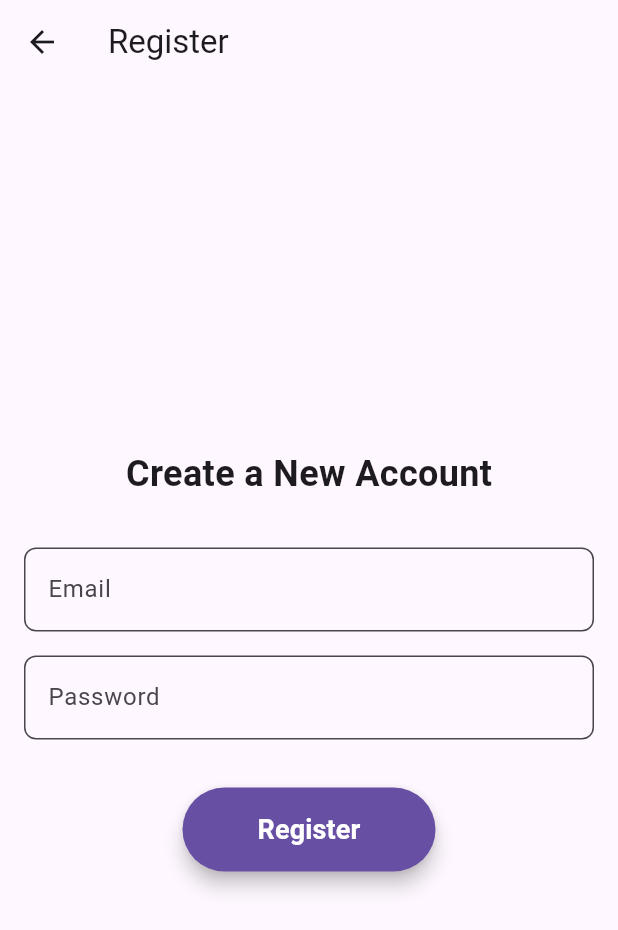
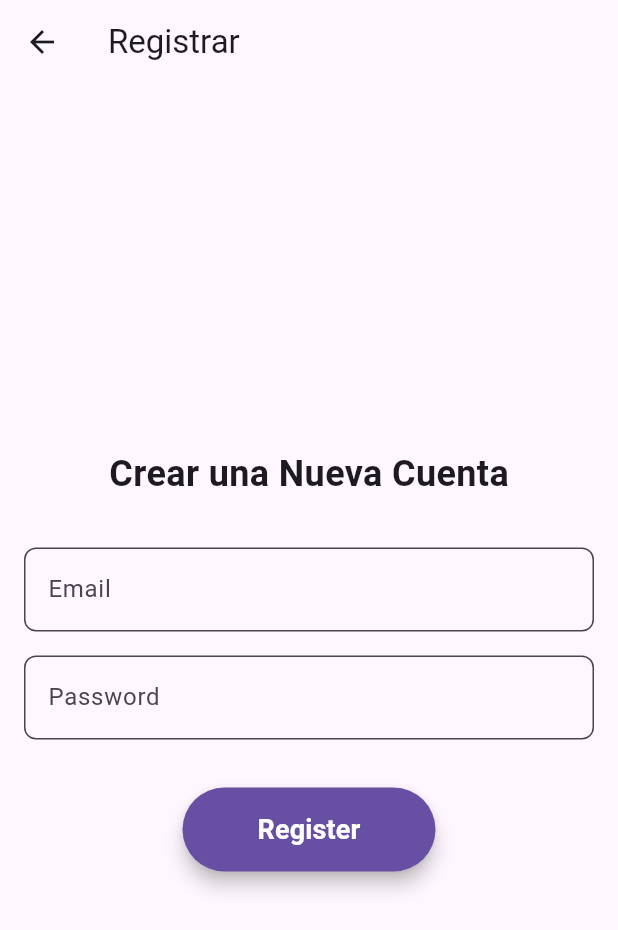
Before and after one commit to GaboDev98/FinTrack, a Flutter app: the screen it shows after launch, after a tap on "Register", on a phone screen of 412 x 824 dp. Shown: the top 930 px of the screen. Run offline on Flutter 3.47's test engine with Material 3 defaults, Android fonts, the phone set to English and light mode, and no system bars; our stand-ins replace firebase_auth, firebase_core, firebase_database, go_router; accounts and stored records are empty; generated files the repository leaves out were written again.

Commit message:
Add translations and make adjustments to styles

```diff
--- a/lib/l10n/ap_es.arb
+++ b/lib/l10n/ap_es.arb
@@ -25,5 +25,7 @@
   "register": "Registrarse",
   "create_account": "Crear una nueva cuenta",
   "add_entry_button": "Guardar",
-  "transaction_details": "Detalle de la transacción"
+  "transaction_details": "Detalle de la transacción",
+  "register_form": "Register",
+  "create_account": "Create a New Account"
 }
--- a/lib/l10n/app_en.arb
+++ b/lib/l10n/app_en.arb
@@ -25,5 +25,7 @@
   "register": "Register",
   "create_account": "Create a New Account",
   "add_entry_button": "Save",
-  "transaction_details": "Detalle de la transacción"
+  "transaction_details": "Detalle de la transacción",
+  "register_form": "Registrar",
+  "create_account": "Crear una Nueva Cuenta"
 }
--- a/lib/login_screen.dart
+++ b/lib/login_screen.dart
@@ -1,7 +1,6 @@
 import 'auth_service.dart';
-import 'dashboard_screen.dart';
-import 'registration_screen.dart';
 import 'package:flutter/material.dart';
+import 'package:go_router/go_router.dart';
 import 'package:firebase_auth/firebase_auth.dart';
 import 'package:flutter_gen/gen_l10n/app_localizations.dart';
 
@@ -64,11 +63,7 @@ class LoginScreen extends StatelessWidget {
                     User? user = await _authService.signInWithEmailAndPassword(
                         email, password);
                     if (user != null) {
-                      Navigator.push(
-                        context,
-                        MaterialPageRoute(
-                            builder: (context) => DashboardScreen()),
-                      );
+                      context.go('/dashboard');
                     }
                   } catch (e) {
                     // Show error message
@@ -97,11 +92,7 @@ class LoginScreen extends StatelessWidget {
               SizedBox(height: 16.0),
               TextButton(
                 onPressed: () {
-                  Navigator.push(
-                    context,
-                    MaterialPageRoute(
-                        builder: (context) => RegistrationScreen()),
-                  );
+                  context.go('/register');
                 },
                 child: Text(
                   AppLocalizations.of(context)!.register,
--- a/lib/main.dart
+++ b/lib/main.dart
@@ -1,7 +1,13 @@
+import 'entry_screen.dart';
 import 'login_screen.dart';
+import 'profile_screen.dart';
 import 'dashboard_screen.dart';
 import 'firebase_options.dart';
+import 'registration_screen.dart';
+import 'full_transactions_screen.dart';
 import 'package:flutter/material.dart';
+import 'detail_transaction_screen.dart';
+import 'package:go_router/go_router.dart';
 import 'package:firebase_core/firebase_core.dart';
 import 'package:firebase_auth/firebase_auth.dart';
 import 'package:flutter_gen/gen_l10n/app_localizations.dart';
@@ -13,15 +19,78 @@ void main() async {
     options: DefaultFirebaseOptions.currentPlatform,
   );
 
-  runApp(MyApp());
+  runApp(const MyApp());
 }
+
+/// The route configuration.
+final GoRouter _router = GoRouter(
+  routes: <RouteBase>[
+    GoRoute(
+      path: '/',
+      builder: (BuildContext context, GoRouterState state) {
+        return const AuthWrapper();
+      },
+      routes: <RouteBase>[
+        GoRoute(
+          path: 'login',
+          builder: (BuildContext context, GoRouterState state) {
+            return LoginScreen();
+          },
+        ),
+        GoRoute(
+          path: 'dashboard',
+          builder: (BuildContext context, GoRouterState state) {
+            return const DashboardScreen();
+          },
+        ),
+        GoRoute(
+          path: 'entry',
+          builder: (BuildContext context, GoRouterState state) {
+            return const EntryScreen();
+          },
+        ),
+        GoRoute(
+          path: 'transactions',
+          builder: (BuildContext context, GoRouterState state) {
+            return const FullTransactionsScreen();
+          },
+        ),
+        GoRoute(
+          path: 'profile',
+          builder: (BuildContext context, GoRouterState state) {
+            return const ProfileScreen();
+          },
+        ),
+        GoRoute(
+          path: 'detail',
+          builder: (BuildContext context, GoRouterState state) {
+            final Map<String, dynamic> transaction =
+                state.extra as Map<String, dynamic>;
+            return DetailTransactionScreen(
+              amount: transaction['amount'],
+              date: transaction['date'],
+              description: transaction['description'],
+              transactionIcon: transaction['transactionIcon'],
+            );
+          },
+        ),
+        GoRoute(
+          path: 'register',
+          builder: (BuildContext context, GoRouterState state) {
+            return RegistrationScreen();
+          },
+        ),
+      ],
+    ),
+  ],
+);
 
 class MyApp extends StatelessWidget {
   const MyApp({super.key});
 
   @override
   Widget build(BuildContext context) {
-    return MaterialApp(
+    return MaterialApp.router(
       title: 'FinTrack',
       theme: ThemeData(
         primarySwatch: Colors.blue,
@@ -39,10 +108,10 @@ class MyApp extends StatelessWidget {
         GlobalCupertinoLocalizations.delegate,
       ],
       supportedLocales: [
-        Locale('en', ''),
-        Locale('es', ''),
+        const Locale('en', ''), // English
+        const Locale('es', ''), // Spanish
       ],
-      home: AuthWrapper(),
+      routerConfig: _router,
     );
   }
 }
@@ -56,9 +125,9 @@ class AuthWrapper extends StatelessWidget {
       stream: FirebaseAuth.instance.authStateChanges(),
       builder: (context, snapshot) {
         if (snapshot.connectionState == ConnectionState.waiting) {
-          return Center(child: CircularProgressIndicator());
+          return const Center(child: CircularProgressIndicator());
         } else if (snapshot.hasData) {
-          return DashboardScreen();
+          return const DashboardScreen();
         } else {
           return LoginScreen();
         }
--- a/lib/registration_screen.dart
+++ b/lib/registration_screen.dart
@@ -1,6 +1,7 @@
 import 'auth_service.dart';
 import 'package:flutter/material.dart';
 import 'package:firebase_auth/firebase_auth.dart';
+import 'package:flutter_gen/gen_l10n/app_localizations.dart';
 
 class RegistrationScreen extends StatelessWidget {
   final TextEditingController emailController = TextEditingController();
@@ -13,7 +14,7 @@ class RegistrationScreen extends StatelessWidget {
   Widget build(BuildContext context) {
     return Scaffold(
       appBar: AppBar(
-        title: Text('Register'),
+        title: Text(AppLocalizations.of(context)!.register_form),
       ),
       body: Center(
         child: SingleChildScrollView(
@@ -22,7 +23,7 @@ class RegistrationScreen extends StatelessWidget {
             mainAxisAlignment: MainAxisAlignment.center,
             children: <Widget>[
               Text(
-                'Create a New Account',
+                AppLocalizations.of(context)!.create_account,
                 style: TextStyle(
                   fontSize: 24.0,
                   fontWeight: FontWeight.bold,
@@ -33,7 +34,7 @@ class RegistrationScreen extends StatelessWidget {
               TextField(
                 controller: emailController,
                 decoration: InputDecoration(
-                  labelText: 'Email',
+                  labelText: AppLocalizations.of(context)!.email,
                   border: OutlineInputBorder(
                     borderRadius: BorderRadius.circular(8.0),
                   ),
@@ -45,7 +46,7 @@ class RegistrationScreen extends StatelessWidget {
               TextField(
                 controller: passwordController,
                 decoration: InputDecoration(
-                  labelText: 'Password',
+                  labelText: AppLocalizations.of(context)!.password,
                   border: OutlineInputBorder(
                     borderRadius: BorderRadius.circular(8.0),
                   ),
@@ -82,7 +83,7 @@ class RegistrationScreen extends StatelessWidget {
                   elevation: 5,
                 ),
                 child: Text(
-                  'Register',
+                  AppLocalizations.of(context)!.register,
                   style: TextStyle(
                     fontSize: 18.0,
                     fontWeight: FontWeight.bold,
--- a/pubspec.yaml
+++ b/pubspec.yaml
@@ -40,6 +40,7 @@ dependencies:
   firebase_core: ^3.10.0
   firebase_auth: ^5.4.0
   firebase_database: ^11.3.0
+  go_router: ^14.6.3
 
 dev_dependencies:
   flutter_test:
```
Also changed, not shown: lib/dashboard_screen.dart (+13 -43 lines), lib/entry_screen.dart (+3 -7 lines), pubspec.lock.
